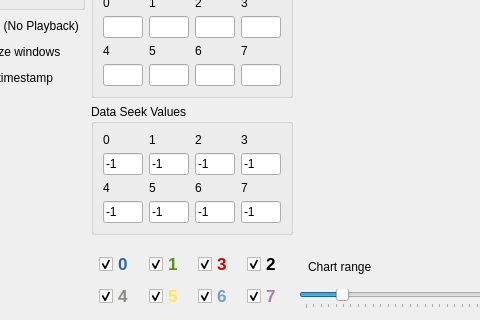
collin80/SavvyCAN, file ui/flowviewwindow.ui: the form before one commit; both pictures show x 211 to 691 and y 248 to 568 of the 906 by 568 pixel window.
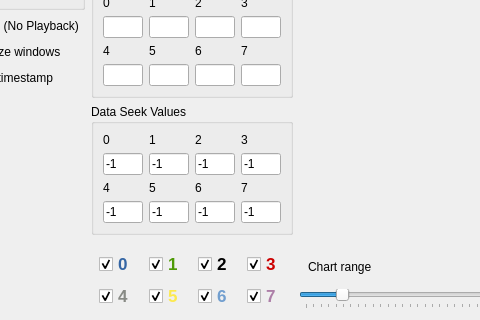
The form after the commit. Icons and pictures are not drawn. Custom widgets are drawn as their Qt base class.

Commit message: Fix Flow view graph button order

```diff
--- a/ui/flowviewwindow.ui
+++ b/ui/flowviewwindow.ui
@@ -1023,8 +1023,8 @@
      </item>
      <item>
       <layout class="QGridLayout" name="gridLayout">
-       <item row="0" column="0">
-        <widget class="QCheckBox" name="check_0">
+       <item row="1" column="1">
+        <widget class="QCheckBox" name="check_5">
          <property name="sizePolicy">
           <sizepolicy hsizetype="Fixed" vsizetype="Fixed">
            <horstretch>0</horstretch>
@@ -1037,9 +1037,9 @@
             <colorrole role="WindowText">
              <brush brushstyle="SolidPattern">
               <color alpha="255">
-               <red>52</red>
-               <green>101</green>
-               <blue>164</blue>
+               <red>252</red>
+               <green>233</green>
+               <blue>79</blue>
               </color>
              </brush>
             </colorrole>
@@ -1048,9 +1048,9 @@
             <colorrole role="WindowText">
              <brush brushstyle="SolidPattern">
               <color alpha="255">
-               <red>52</red>
-               <green>101</green>
-               <blue>164</blue>
+               <red>252</red>
+               <green>233</green>
+               <blue>79</blue>
               </color>
              </brush>
             </colorrole>
@@ -1076,67 +1076,7 @@
           </font>
          </property>
          <property name="text">
-          <string>0</string>
-         </property>
-         <property name="checked">
-          <bool>true</bool>
-         </property>
-        </widget>
-       </item>
-       <item row="0" column="3">
-        <widget class="QCheckBox" name="check_2">
-         <property name="sizePolicy">
-          <sizepolicy hsizetype="Fixed" vsizetype="Fixed">
-           <horstretch>0</horstretch>
-           <verstretch>0</verstretch>
-          </sizepolicy>
-         </property>
-         <property name="palette">
-          <palette>
-           <active>
-            <colorrole role="WindowText">
-             <brush brushstyle="SolidPattern">
-              <color alpha="255">
-               <red>0</red>
-               <green>0</green>
-               <blue>0</blue>
-              </color>
-             </brush>
-            </colorrole>
-           </active>
-           <inactive>
-            <colorrole role="WindowText">
-             <brush brushstyle="SolidPattern">
-              <color alpha="255">
-               <red>0</red>
-               <green>0</green>
-               <blue>0</blue>
-              </color>
-             </brush>
-            </colorrole>
-           </inactive>
-           <disabled>
-            <colorrole role="WindowText">
-             <brush brushstyle="SolidPattern">
-              <color alpha="255">
-               <red>120</red>
-               <green>120</green>
-               <blue>120</blue>
-              </color>
-             </brush>
-            </colorrole>
-           </disabled>
-          </palette>
-         </property>
-         <property name="font">
-          <font>
-           <pointsize>13</pointsize>
-           <weight>75</weight>
-           <bold>true</bold>
-          </font>
-         </property>
-         <property name="text">
-          <string>2</string>
+          <string>5</string>
          </property>
          <property name="checked">
           <bool>true</bool>
@@ -1203,66 +1143,6 @@
          </property>
         </widget>
        </item>
-       <item row="0" column="2">
-        <widget class="QCheckBox" name="check_3">
-         <property name="sizePolicy">
-          <sizepolicy hsizetype="Fixed" vsizetype="Fixed">
-           <horstretch>0</horstretch>
-           <verstretch>0</verstretch>
-          </sizepolicy>
-         </property>
-         <property name="palette">
-          <palette>
-           <active>
-            <colorrole role="WindowText">
-             <brush brushstyle="SolidPattern">
-              <color alpha="255">
-               <red>204</red>
-               <green>0</green>
-               <blue>0</blue>
-              </color>
-             </brush>
-            </colorrole>
-           </active>
-           <inactive>
-            <colorrole role="WindowText">
-             <brush brushstyle="SolidPattern">
-              <color alpha="255">
-               <red>204</red>
-               <green>0</green>
-               <blue>0</blue>
-              </color>
-             </brush>
-            </colorrole>
-           </inactive>
-           <disabled>
-            <colorrole role="WindowText">
-             <brush brushstyle="SolidPattern">
-              <color alpha="255">
-               <red>120</red>
-               <green>120</green>
-               <blue>120</blue>
-              </color>
-             </brush>
-            </colorrole>
-           </disabled>
-          </palette>
-         </property>
-         <property name="font">
-          <font>
-           <pointsize>13</pointsize>
-           <weight>75</weight>
-           <bold>true</bold>
-          </font>
-         </property>
-         <property name="text">
-          <string>3</string>
-         </property>
-         <property name="checked">
-          <bool>true</bool>
-         </property>
-        </widget>
-       </item>
        <item row="1" column="0">
         <widget class="QCheckBox" name="check_4">
          <property name="sizePolicy">
@@ -1323,8 +1203,8 @@
          </property>
         </widget>
        </item>
-       <item row="1" column="1">
-        <widget class="QCheckBox" name="check_5">
+       <item row="0" column="3">
+        <widget class="QCheckBox" name="check_3">
          <property name="sizePolicy">
           <sizepolicy hsizetype="Fixed" vsizetype="Fixed">
            <horstretch>0</horstretch>
@@ -1337,9 +1217,9 @@
             <colorrole role="WindowText">
              <brush brushstyle="SolidPattern">
               <color alpha="255">
-               <red>252</red>
-               <green>233</green>
-               <blue>79</blue>
+               <red>204</red>
+               <green>0</green>
+               <blue>0</blue>
               </color>
              </brush>
             </colorrole>
@@ -1348,9 +1228,9 @@
             <colorrole role="WindowText">
              <brush brushstyle="SolidPattern">
               <color alpha="255">
-               <red>252</red>
-               <green>233</green>
-               <blue>79</blue>
+               <red>204</red>
+               <green>0</green>
+               <blue>0</blue>
               </color>
              </brush>
             </colorrole>
@@ -1376,7 +1256,127 @@
           </font>
          </property>
          <property name="text">
-          <string>5</string>
+          <string>3</string>
+         </property>
+         <property name="checked">
+          <bool>true</bool>
+         </property>
+        </widget>
+       </item>
+       <item row="0" column="0">
+        <widget class="QCheckBox" name="check_0">
+         <property name="sizePolicy">
+          <sizepolicy hsizetype="Fixed" vsizetype="Fixed">
+           <horstretch>0</horstretch>
+           <verstretch>0</verstretch>
+          </sizepolicy>
+         </property>
+         <property name="palette">
+          <palette>
+           <active>
+            <colorrole role="WindowText">
+             <brush brushstyle="SolidPattern">
+              <color alpha="255">
+               <red>52</red>
+               <green>101</green>
+               <blue>164</blue>
+              </color>
+             </brush>
+            </colorrole>
+           </active>
+           <inactive>
+            <colorrole role="WindowText">
+             <brush brushstyle="SolidPattern">
+              <color alpha="255">
+               <red>52</red>
+               <green>101</green>
+               <blue>164</blue>
+              </color>
+             </brush>
+            </colorrole>
+           </inactive>
+           <disabled>
+            <colorrole role="WindowText">
+             <brush brushstyle="SolidPattern">
+              <color alpha="255">
+               <red>120</red>
+               <green>120</green>
+               <blue>120</blue>
+              </color>
+             </brush>
+            </colorrole>
+           </disabled>
+          </palette>
+         </property>
+         <property name="font">
+          <font>
+           <pointsize>13</pointsize>
+           <weight>75</weight>
+           <bold>true</bold>
+          </font>
+         </property>
+         <property name="text">
+          <string>0</string>
+         </property>
+         <property name="checked">
+          <bool>true</bool>
+         </property>
+        </widget>
+       </item>
+       <item row="0" column="2">
+        <widget class="QCheckBox" name="check_2">
+         <property name="sizePolicy">
+          <sizepolicy hsizetype="Fixed" vsizetype="Fixed">
+           <horstretch>0</horstretch>
+           <verstretch>0</verstretch>
+          </sizepolicy>
+         </property>
+         <property name="palette">
+          <palette>
+           <active>
+            <colorrole role="WindowText">
+             <brush brushstyle="SolidPattern">
+              <color alpha="255">
+               <red>0</red>
+               <green>0</green>
+               <blue>0</blue>
+              </color>
+             </brush>
+            </colorrole>
+           </active>
+           <inactive>
+            <colorrole role="WindowText">
+             <brush brushstyle="SolidPattern">
+              <color alpha="255">
+               <red>0</red>
+               <green>0</green>
+               <blue>0</blue>
+              </color>
+             </brush>
+            </colorrole>
+           </inactive>
+           <disabled>
+            <colorrole role="WindowText">
+             <brush brushstyle="SolidPattern">
+              <color alpha="255">
+               <red>120</red>
+               <green>120</green>
+               <blue>120</blue>
+              </color>
+             </brush>
+            </colorrole>
+           </disabled>
+          </palette>
+         </property>
+         <property name="font">
+          <font>
+           <pointsize>13</pointsize>
+           <weight>75</weight>
+           <bold>true</bold>
+          </font>
+         </property>
+         <property name="text">
+          <string>2</string>
          </property>
          <property name="checked">
           <bool>true</bool>
```
